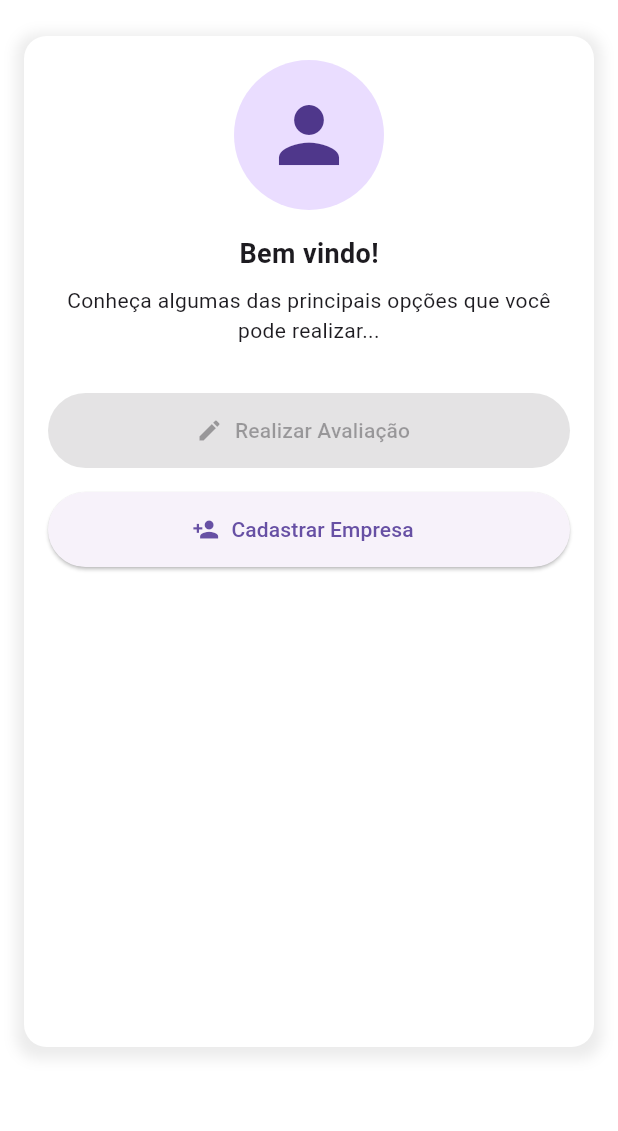
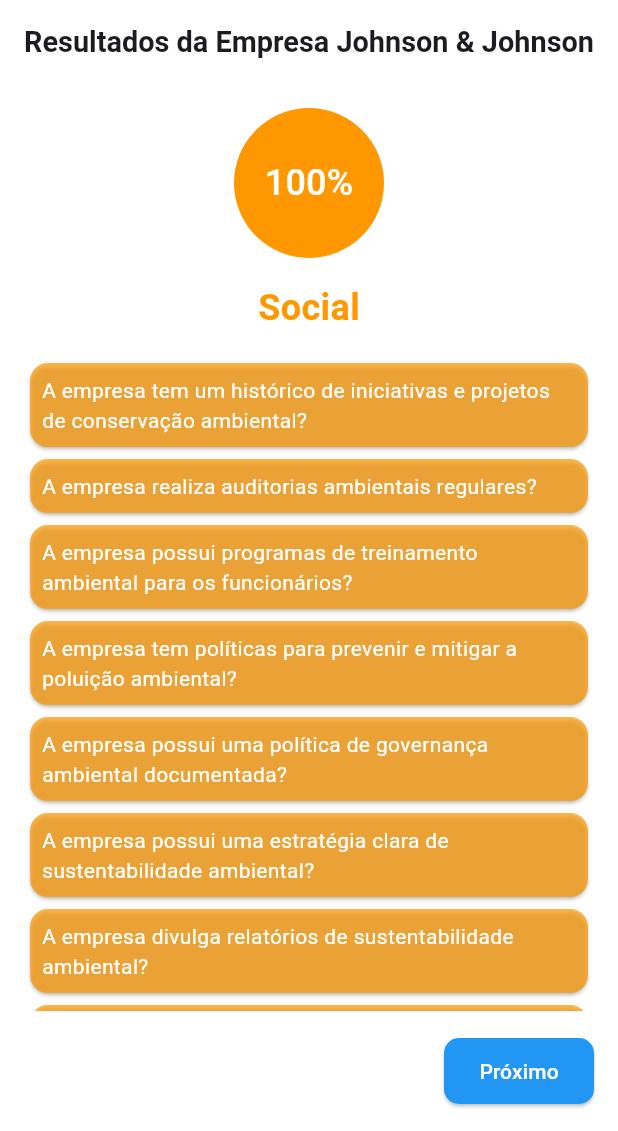
Before and after one commit to victorhnj/ambientesemobile, a Flutter app: the MainScreen screen opened directly, on a phone screen of 412 x 824 dp, the part 105-1236 px from its top. Run offline on Flutter 3.47's test engine with Material 3 defaults, Android fonts, the phone set to English and light mode, and no system bars; network calls fail.

Commit message:
Feature: Adiciona tela de resultados da avaliação.

```diff
--- a/lib/custon_drawer.dart
+++ b/lib/custon_drawer.dart
@@ -53,7 +53,7 @@
           ),
           ListTile(
             title: Text('Checklist', style: TextStyle(fontSize: 18)),
-            onTap: () => onTap(5),
+            onTap: () => onTap(7),
           ),
         ],
       ),
--- a/lib/main_screen.dart
+++ b/lib/main_screen.dart
@@ -6,6 +6,7 @@
 import 'cadastro_funcionarios.dart';
 import 'componente_tabela.dart';
 import 'tela_inicial.dart';
+import 'resultado_avaliacao.dart';
 import 'package:http/http.dart' as http;
 import 'dart:convert';
 
@@ -15,7 +16,7 @@
 }
 
 class _MainScreenState extends State<MainScreen> {
-  int _currentIndex = 6;
+  int _currentIndex = 7;
   bool isFormulario = true;
 
   String tituloDoFormulario = '';
@@ -98,6 +99,7 @@
           (isEdit == 1) ? _editFuncionario(initialData?['id'], updatedData) : _addFuncionario(updatedData);
         },),
         TelaInicial(onTap: _onItemTapped),
+        ResultadosEmpresaScreen(companyName: 'Johnson & Johnson'),
       ];
 
   @override
--- /dev/null
+++ b/lib/resultado_avaliacao.dart
@@ -0,0 +1,227 @@
+import 'package:flutter/material.dart';
+
+void main() => runApp(MyApp());
+
+class MyApp extends StatelessWidget {
+  @override
+  Widget build(BuildContext context) {
+    return MaterialApp(
+      home: ResultadosEmpresaScreen(companyName: '',),
+    );
+  }
+}
+
+class ResultadosEmpresaScreen extends StatefulWidget {
+  final String companyName;
+
+  ResultadosEmpresaScreen({required this.companyName});
+
+  @override
+  _ResultadosEmpresaScreenState createState() => _ResultadosEmpresaScreenState();
+}
+
+class _ResultadosEmpresaScreenState extends State<ResultadosEmpresaScreen> {
+  int _currentIndex = 0;
+
+  final List<Map<String, dynamic>> _screenData = [
+    {
+      'title': 'Social',
+      'color': Colors.orange,
+      'questions': [
+        "A empresa tem um histórico de iniciativas e projetos de conservação ambiental?",
+        "A empresa realiza auditorias ambientais regulares?",
+        "A empresa possui programas de treinamento ambiental para os funcionários?",
+        "A empresa tem políticas para prevenir e mitigar a poluição ambiental?",
+        "A empresa possui uma política de governança ambiental documentada?",
+        "A empresa possui uma estratégia clara de sustentabilidade ambiental?",
+        "A empresa divulga relatórios de sustentabilidade ambiental?",
+        "A empresa divulga seu desempenho ambiental em relatórios públicos?",
+        "A empresa possui estratégias para reduzir suas emissões de carbono?",
+        "A empresa mede e gerencia seu consumo de recursos naturais?"
+      ]
+    },
+    {
+      'title': 'Governmental',
+      'color': Colors.blue,
+      'questions': [
+        "A empresa tem um histórico de iniciativas e projetos de conservação ambiental?",
+        "A empresa realiza auditorias ambientais regulares?",
+        "A empresa possui programas de treinamento ambiental para os funcionários?",
+        "A empresa tem políticas para prevenir e mitigar a poluição ambiental?",
+        "A empresa possui uma política de governança ambiental documentada?",
+        "A empresa possui uma estratégia clara de sustentabilidade ambiental?",
+        "A empresa divulga relatórios de sustentabilidade ambiental?",
+        "A empresa divulga seu desempenho ambiental em relatórios públicos?",
+        "A empresa possui estratégias para reduzir suas emissões de carbono?",
+        "A empresa mede e gerencia seu consumo de recursos naturais?"
+      ]
+    },
+    {
+      'title': 'Ambiental',
+      'color': Colors.green,
+      'questions': [
+        "A empresa tem um histórico de iniciativas e projetos de conservação ambiental?",
+        "A empresa realiza auditorias ambientais regulares?",
+        "A empresa possui programas de treinamento ambiental para os funcionários?",
+        "A empresa tem políticas para prevenir e mitigar a poluição ambiental?",
+        "A empresa possui uma política de governança ambiental documentada?",
+        "A empresa possui uma estratégia clara de sustentabilidade ambiental?",
+        "A empresa divulga relatórios de sustentabilidade ambiental?",
+        "A empresa divulga seu desempenho ambiental em relatórios públicos?",
+        "A empresa possui estratégias para reduzir suas emissões de carbono?",
+        "A empresa mede e gerencia seu consumo de recursos naturais?"
+      ]
+    },
+  ];
+
+  @override
+  Widget build(BuildContext context) {
+    final currentScreen = _screenData[_currentIndex];
+
+    return Scaffold(
+      backgroundColor: Colors.white,
+
+      appBar: AppBar(
+        backgroundColor: Colors.white,
+        elevation: 0,
+        title: FittedBox(
+          fit: BoxFit.scaleDown,
+          child: Text(
+            'Resultados da Empresa ${widget.companyName}',
+            style: TextStyle(
+              fontSize: 24,
+              fontWeight: FontWeight.bold,
+            ),
+          ),
+        ),
+      ),
+
+      body: Padding(
+        padding: const EdgeInsets.all(16.0),
+        child: Column(
+          mainAxisAlignment: MainAxisAlignment.center,
+          children: [
+            CircleAvatar(
+              radius: 50,
+              backgroundColor: currentScreen['color'],
+              child: Text(
+                '100%',
+                style: TextStyle(fontSize: 24, color: Colors.white),
+              ),
+            ),
+            SizedBox(height: 16),
+            Text(
+              currentScreen['title'],
+              style: TextStyle(
+                fontSize: 24,
+                fontWeight: FontWeight.bold,
+                color: currentScreen['color'],
+              ),
+            ),
+            SizedBox(height: 16),
+            Expanded(
+              child: ListView.builder(
+                itemCount: currentScreen['questions'].length,
+                itemBuilder: (context, index) {
+                  return Card(
+                    color: currentScreen['color'].withOpacity(0.7),
+                    child: Padding(
+                      padding: const EdgeInsets.all(8.0),
+                      child: Text(
+                        currentScreen['questions'][index],
+                        style: TextStyle(color: Colors.white),
+                      ),
+                    ),
+                  );
+                },
+              ),
+            ),
+
+            SizedBox(height: 16),
+            Row(
+              mainAxisAlignment: MainAxisAlignment.spaceBetween,
+              children: [
+                if (_currentIndex > 0)
+                  SizedBox(
+                    width: 100,
+                    child: ElevatedButton(
+                      onPressed: () {
+                        setState(() {
+                          _currentIndex--;
+                        });
+                      },
+                      style: ElevatedButton.styleFrom(
+                        backgroundColor: Colors.grey,
+                        shape: RoundedRectangleBorder(
+                          borderRadius: BorderRadius.circular(10.0),
+                        ),
+                        padding: EdgeInsets.symmetric(horizontal: 12, vertical: 12),
+                      ),
+                      child: Text(
+                        'Voltar',
+                        style: TextStyle(
+                          color: Colors.white,
+                          fontSize: 14,
+                        ),
+                      ),
+                    ),
+                  )
+                else
+                  SizedBox(width: 100),
+
+                if (_currentIndex < _screenData.length - 1)
+                  SizedBox(
+                    width: 100,
+                    child: ElevatedButton(
+                      onPressed: () {
+                        setState(() {
+                          _currentIndex++;
+                        });
+                      },
+                      style: ElevatedButton.styleFrom(
+                        backgroundColor: Colors.blue,
+                        shape: RoundedRectangleBorder(
+                          borderRadius: BorderRadius.circular(10.0),
+                        ),
+                        padding: EdgeInsets.symmetric(horizontal: 12, vertical: 12),
+                      ),
+                      child: Text(
+                        'Próximo',
+                        style: TextStyle(
+                          color: Colors.white,
+                          fontSize: 14,
+                        ),
+                      ),
+                    ),
+                  )
+                else
+                  SizedBox(
+                    width: 100,
+                    child: ElevatedButton(
+                      onPressed: () {
+                        // Implementar ação de finalização
+                      },
+                      style: ElevatedButton.styleFrom(
+                        backgroundColor: Colors.blue,
+                        shape: RoundedRectangleBorder(
+                          borderRadius: BorderRadius.circular(10.0),
+                        ),
+                        padding: EdgeInsets.symmetric(horizontal: 12, vertical: 12),
+                      ),
+                      child: Text(
+                        'Finalizar',
+                        style: TextStyle(
+                          color: Colors.white,
+                          fontSize: 14,
+                        ),
+                      ),
+                    ),
+                  ),
+              ],
+            ),
+          ],
+        ),
+      ),
+    );
+  }
+}
```
